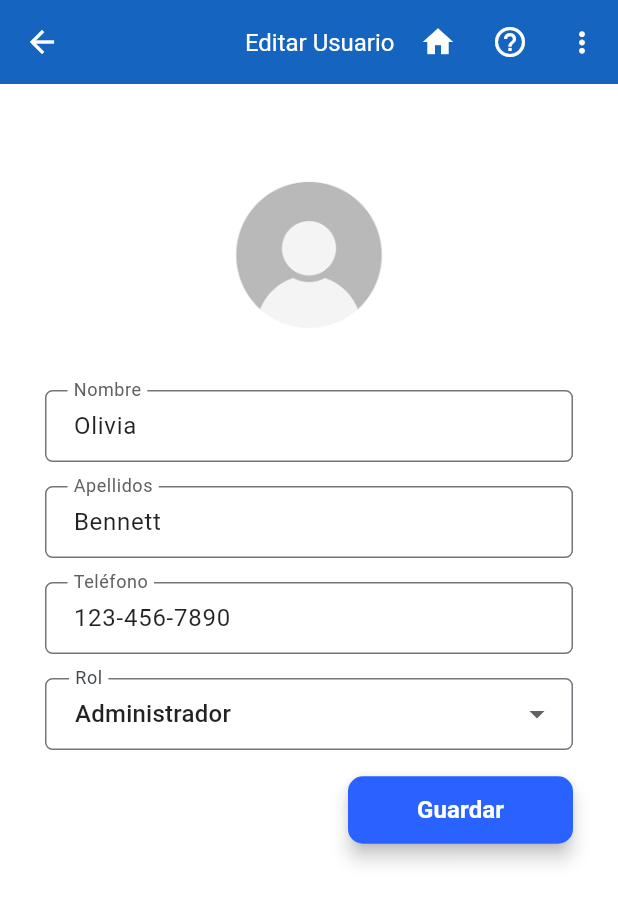
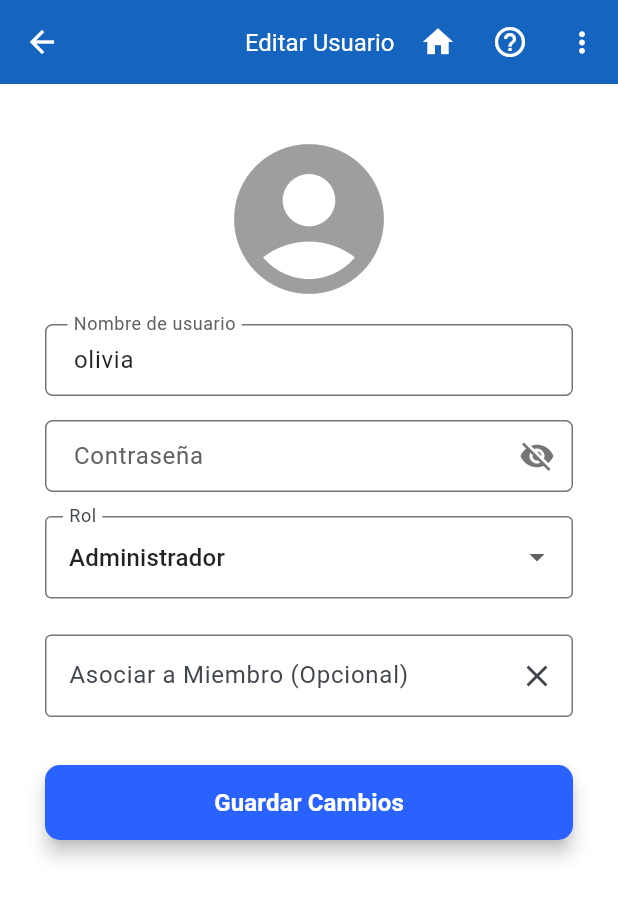
Before and after one commit to YamiYH/secretary, a Flutter app: the Users screen opened by its route, after a tap on the "edit" icon, on a phone screen of 412 x 824 dp. Shown: the top 903 px of the screen. Run offline on Flutter 3.47's test engine with Material 3 defaults, Android fonts, the phone set to English and light mode, and no system bars; our stand-ins replace fl_chart, table_calendar.

Commit message:
Refactor user management: update CreateUser screen to use userName and password fields, enhance user model with copyWith and JSON methods, and improve user provider with sample data adjustments

```diff
--- a/lib/screens/dashboard.dart
+++ b/lib/home/dashboard.dart
@@ -149,7 +149,7 @@ class _DashboardState extends State<Dashboard> {
         .toList();
     upcomingServices.sort((a, b) => a.date.compareTo(b.date));
     // Tomamos solo los primeros 2 para mostrar en el dashboard.
-    final nextTwoServices = upcomingServices.take(2).toList();
+    //final nextTwoServices = upcomingServices.take(2).toList();
     final now = DateTime.now();
     // 2. Calculamos el inicio de la semana (Lunes).
     //    now.weekday devuelve 1 para Lunes, 2 para Martes, ..., 7 para Domingo.
--- a/lib/screens/home.dart
+++ b/lib/home/home.dart
@@ -1,6 +1,6 @@
 import 'package:app/colors.dart';
+import 'package:app/home/login.dart';
 import 'package:app/routes/page_route_builder.dart';
-import 'package:app/screens/login.dart';
 import 'package:flutter/material.dart';
 
 class Home extends StatefulWidget {
--- a/lib/screens/login.dart
+++ b/lib/home/login.dart
@@ -1,5 +1,5 @@
+import 'package:app/home/dashboard.dart';
 import 'package:app/routes/page_route_builder.dart';
-import 'package:app/screens/dashboard.dart';
 import 'package:flutter/material.dart';
 
 import '../widgets/button.dart';
--- a/lib/models/user_model.dart
+++ b/lib/models/user_model.dart
@@ -1,16 +1,60 @@
 // lib/models/user_model.dart
 class User {
   final String id; // Útil para identificar unívocamente a cada usuario
-  String name;
-  String lastName;
-  String phone;
-  String role;
+  final String userName;
+  final String password;
+  final String role;
+  final String? memberId;
 
   User({
     required this.id,
-    required this.name,
-    required this.lastName,
-    required this.phone,
+    required this.userName,
+    required this.password,
     required this.role,
+    this.memberId,
   });
+
+  //    Esta es la forma correcta de "actualizar" un objeto inmutable.
+  User copyWith({
+    String? id,
+    String? userName,
+    String? password,
+    String? role,
+    String? memberId,
+  }) {
+    return User(
+      id: id ?? this.id,
+      userName: userName ?? this.userName,
+      password: password ?? this.password,
+      role: role ?? this.role,
+      memberId: memberId ?? this.memberId,
+    );
+  }
+
+  factory User.fromJson(Map<String, dynamic> json) {
+    return User(
+      // Proporciona un valor por defecto si el ID es nulo
+      id: json['id'] as String? ?? '',
+
+      // Proporciona un valor por defecto si userName es nulo
+      userName: json['userName'] as String? ?? 'Usuario sin nombre',
+
+      password: json['password'] as String? ?? '',
+
+      // Proporciona un valor por defecto si el rol es nulo
+      role: json['role'] as String? ?? 'Miembro',
+      memberId: json['memberId'] as String?,
+    );
+  }
+
+  // También es buena idea reforzar el método toJson si lo tienes
+  Map<String, dynamic> toJson() {
+    return {
+      'id': id,
+      'userName': userName,
+      'password': password,
+      'role': role,
+      'memberId': memberId,
+    };
+  }
 }
--- a/lib/providers/user_provider.dart
+++ b/lib/providers/user_provider.dart
@@ -9,16 +9,14 @@ class UserProvider with ChangeNotifier {
     // Datos de ejemplo para empezar
     User(
       id: '1',
-      name: 'Olivia',
-      lastName: 'Bennett',
-      phone: '123-456-7890',
+      userName: 'olivia',
+      password: 'hashed_password_1',
       role: 'Administrador',
     ),
     User(
       id: '2',
-      name: 'Ethan',
-      lastName: 'Carter',
-      phone: '234-567-8901',
+      userName: 'ethan',
+      password: 'hashed_password_2',
       role: 'Miembro',
     ),
   ];
--- a/lib/screens/admin/logs.dart
+++ b/lib/screens/admin/logs.dart
@@ -26,7 +26,7 @@ class Logs extends StatelessWidget {
   Widget build(BuildContext context) {
     final logProvider = Provider.of<LogProvider>(context);
     final List<Log> logs = logProvider.logs;
-    bool isMobile = MediaQuery.of(context).size.width < 700;
+    //bool isMobile = MediaQuery.of(context).size.width < 700;
 
     return Scaffold(
       backgroundColor: Colors.white,
--- a/lib/screens/admin/users.dart
+++ b/lib/screens/admin/users.dart
@@ -56,11 +56,11 @@ class Users extends StatelessWidget {
 
             itemCount: users.length,
             itemBuilder: (context, index) {
-              final user = users[index]; // Obtener el usuario actual
+              final user = users[index];
               return Card(
-                margin: const EdgeInsets.only(bottom: 16.0),
+                margin: EdgeInsets.only(bottom: 16.0),
                 child: ListTile(
-                  title: Text('${user.name} ${user.lastName}\n${user.phone}'),
+                  title: Text(user.userName),
                   subtitle: Text('Rol: ${user.role}'),
 
                   trailing: Row(
@@ -100,7 +100,7 @@ class Users extends StatelessWidget {
   Future<void> _showDelete(BuildContext context, User user) {
     return showDeleteConfirmationDialog(
       context: context,
-      itemName: user.name,
+      itemName: user.userName,
       onConfirm: () {
         final userProvider = Provider.of<UserProvider>(context, listen: false);
         final logProvider = Provider.of<LogProvider>(context, listen: false);
@@ -109,7 +109,7 @@ class Users extends StatelessWidget {
           userName: 'Admin',
           action: LogAction.delete,
           entity: LogEntity.user,
-          details: 'Se eliminó al usuario: ${user.name} ${user.lastName}',
+          details: 'Se eliminó al usuario: ${user.userName}',
         );
         userProvider.deleteUser(user.id);
       },
@@ -138,9 +138,9 @@ class Users extends StatelessWidget {
               child: DataTable(
                 columnSpacing: MediaQuery.of(context).size.width * 0.15,
                 columns: [
-                  DataColumn(label: Text('Nombre', style: _headerStyle())),
-                  DataColumn(label: Text('Apellidos', style: _headerStyle())),
-                  DataColumn(label: Text('Teléfono', style: _headerStyle())),
+                  DataColumn(
+                    label: Text('Nombre de usuario', style: _headerStyle()),
+                  ),
                   DataColumn(label: Text('Rol', style: _headerStyle())),
                   DataColumn(label: Text('Acciones', style: _headerStyle())),
                 ],
@@ -148,9 +148,7 @@ class Users extends StatelessWidget {
                     .map(
                       (user) => DataRow(
                         cells: [
-                          DataCell(Text(user.name)),
-                          DataCell(Text(user.lastName)),
-                          DataCell(Text(user.phone)),
+                          DataCell(Text(user.userName)),
                           DataCell(Text(user.role)),
                           DataCell(
                             Row(
--- a/lib/screens/create/create_member.dart
+++ b/lib/screens/create/create_member.dart
@@ -77,7 +77,7 @@ class _CreateMemberState extends State<CreateMember> {
 
       final String name = _nameController.text.trim();
       final String lastName = _lastNameController.text.trim();
-      final String logDisplayName = '$name $lastName'.trim();
+      //final String logDisplayName = '$name $lastName'.trim();
       final String group = _selectedGroup!;
 
       if (_isEditing) {
--- a/lib/screens/create/create_user.dart
+++ b/lib/screens/create/create_user.dart
@@ -1,247 +1,214 @@
-// En tu archivo 'add_new_member_screen.dart'
+// lib/screens/create/create_user.dart
 
-import 'package:app/widgets/button.dart';
-import 'package:app/widgets/custom_appbar.dart';
-import 'package:app/widgets/custom_text_form_field.dart';
 import 'package:flutter/material.dart';
-import 'package:flutter/services.dart';
 import 'package:provider/provider.dart';
 
-import '../../models/log_model.dart';
+import '../../models/member_model.dart';
 import '../../models/user_model.dart';
-import '../../providers/log_provider.dart';
+import '../../providers/member_provider.dart';
 import '../../providers/user_provider.dart';
+import '../../widgets/button.dart';
+import '../../widgets/custom_appbar.dart';
+import '../../widgets/custom_text_form_field.dart';
 
 class CreateUser extends StatefulWidget {
   final User? userToEdit;
   const CreateUser({Key? key, this.userToEdit}) : super(key: key);
 
   @override
-  State<CreateUser> createState() => _CreateUserState();
+  _CreateUserState createState() => _CreateUserState();
 }
 
 class _CreateUserState extends State<CreateUser> {
   final _formKey = GlobalKey<FormState>();
-  final _nameController = TextEditingController();
-  final _lastNameController = TextEditingController();
-  final _phoneController = TextEditingController();
-  String? _selectedRole;
+  late TextEditingController _userNameController;
+  late TextEditingController _passwordController;
+  late TextEditingController _memberAutocompleteController;
+  String _selectedRole = 'Miembro';
+  String? _selectedMemberId;
+
   bool get _isEditing => widget.userToEdit != null;
-
-  final List<String> _roles = [
-    'Administrador',
-    'Editor',
-    'Miembro',
-    'Visitante',
-    'Líder de Jóvenes',
-  ];
 
   @override
   void initState() {
     super.initState();
-    // 3. Si estamos editando, rellenamos los campos con los datos del usuario
-    if (_isEditing) {
-      _nameController.text = widget.userToEdit!.name;
-      _lastNameController.text = widget.userToEdit!.lastName;
-      _phoneController.text = widget.userToEdit!.phone;
-      _selectedRole = widget.userToEdit!.role;
+    _userNameController = TextEditingController(
+      text: widget.userToEdit?.userName ?? '',
+    );
+    _passwordController = TextEditingController();
+    _selectedRole = widget.userToEdit?.role ?? 'Miembro';
+    _memberAutocompleteController = TextEditingController();
+    _selectedMemberId = widget.userToEdit?.memberId;
+
+    if (_isEditing && _selectedMemberId != null) {
+      WidgetsBinding.instance.addPostFrameCallback((_) {
+        if (!mounted) return;
+        final memberProvider = Provider.of<MemberProvider>(
+          context,
+          listen: false,
+        );
+        try {
+          final member = memberProvider.allMembers.firstWhere(
+            (m) => m.id == _selectedMemberId,
+          );
+          _memberAutocompleteController.text = member.name;
+        } catch (e) {
+          _selectedMemberId = null;
+        }
+      });
     }
   }
 
   @override
   void dispose() {
-    _nameController.dispose();
-    _lastNameController.dispose();
-    _phoneController.dispose();
+    _userNameController.dispose();
+    _passwordController.dispose();
+    _memberAutocompleteController.dispose();
     super.dispose();
   }
 
   void _saveUser() {
-    if (_formKey.currentState!.validate()) {
-      final logProvider = Provider.of<LogProvider>(context, listen: false);
+    if (!_formKey.currentState!.validate()) return;
+    final userProvider = Provider.of<UserProvider>(context, listen: false);
+
     if (_isEditing) {
-        final updatedUser = User(
-          id: widget.userToEdit!.id,
-          name: _nameController.text,
-          lastName: _lastNameController.text,
-          phone: _phoneController.text,
-          role: _selectedRole!,
+      final updatedUser = widget.userToEdit!.copyWith(
+        userName: _userNameController.text.trim(),
+        role: _selectedRole,
+        password: _passwordController.text.isNotEmpty
+            ? _passwordController.text
+            : widget.userToEdit!.password,
+        memberId: _selectedMemberId,
       );
-        Provider.of<UserProvider>(
-          context,
-          listen: false,
-        ).updateUser(updatedUser);
-        logProvider.addLog(
-          userName:
-              'Usuario Actual', // Reemplazar con el nombre del usuario logueado
-          action: LogAction.update,
-          entity: LogEntity.user,
-          details:
-              'Se actualizó el usuario: ${updatedUser.name} ${updatedUser.lastName}',
-        );
+      userProvider.updateUser(updatedUser);
     } else {
       final newUser = User(
-          id: DateTime.now().millisecondsSinceEpoch
-              .toString(), // ID único simple
-          name: _nameController.text,
-          lastName: _lastNameController.text,
-          phone: _phoneController.text,
-          role: _selectedRole!,
+        id: DateTime.now().millisecondsSinceEpoch.toString(),
+        userName: _userNameController.text.trim(),
+        password: _passwordController.text,
+        role: _selectedRole,
+        memberId: _selectedMemberId,
       );
-
-        Provider.of<UserProvider>(context, listen: false).addUser(newUser);
-        logProvider.addLog(
-          userName: 'Usuario Actual',
-          action: LogAction.create,
-          entity: LogEntity.user,
-          details: 'Se creó el usuario: ${newUser.name} ${newUser.lastName}',
-        );
+      userProvider.addUser(newUser);
     }
-      if (!mounted) return;
     Navigator.of(context).pop();
-    } else {
-      ScaffoldMessenger.of(context).showSnackBar(
-        const SnackBar(
-          content: Text('Por favor, corrige los errores del formulario'),
-        ),
-      );
-    }
   }
 
   @override
   Widget build(BuildContext context) {
     bool isMobile = MediaQuery.of(context).size.width < 700;
+    final memberProvider = Provider.of<MemberProvider>(context, listen: false);
+    final List<Member> allMembers = memberProvider.allMembers;
+
     return Scaffold(
-      backgroundColor: Colors.white,
       appBar: CustomAppBar(
         title: _isEditing ? 'Editar Usuario' : 'Crear Usuario',
       ),
-      body: LayoutBuilder(
-        builder: (context, constraints) {
-          return isMobile
-              ? _buildMobileLayout(context)
-              : _buildWebLayout(context);
-        },
-      ),
-    );
-  }
-
-  // --- Layout para móvil ---
-  Widget _buildMobileLayout(BuildContext context) {
-    return SingleChildScrollView(
-      child: Padding(
-        padding: const EdgeInsets.all(30.0),
+      body: SingleChildScrollView(
+        padding: EdgeInsets.all(isMobile ? 30 : 70),
+        child: Center(
+          child: Container(
+            constraints: const BoxConstraints(maxWidth: 700),
+            child: Form(
+              key: _formKey,
               child: Column(
                 crossAxisAlignment: CrossAxisAlignment.stretch,
                 children: [
-            const SizedBox(height: 24.0),
-            _buildFormFields(context), // Pasamos el context
+                  Icon(Icons.account_circle, size: 120, color: Colors.grey),
+                  const SizedBox(height: 10),
+                  CustomTextFormField(
+                    controller: _userNameController,
+                    labelText: 'Nombre de usuario',
+                    validator: (v) => (v == null || v.trim().isEmpty)
+                        ? 'El nombre de usuario no puede estar vacío.'
+                        : null,
+                  ),
+                  const SizedBox(height: 16),
+                  CustomTextFormField(
+                    controller: _passwordController,
+                    labelText: 'Contraseña',
+                    obscureText: true,
+                    validator: (v) => (!_isEditing && (v == null || v.isEmpty))
+                        ? 'La contraseña no puede estar vacía.'
+                        : null,
+                  ),
+                  const SizedBox(height: 16),
+                  SizedBox(
+                    height: isMobile ? 55 : 65,
+                    child: DropdownButtonFormField<String>(
+                      value: _selectedRole,
+                      decoration: const InputDecoration(
+                        labelText: 'Rol',
+                        border: OutlineInputBorder(),
+                      ),
+                      items: ['Administrador', 'Miembro', 'Invitado']
+                          .map(
+                            (r) => DropdownMenuItem(value: r, child: Text(r)),
+                          )
+                          .toList(),
+                      onChanged: (v) =>
+                          setState(() => _selectedRole = v ?? 'Miembro'),
+                    ),
+                  ),
+                  const SizedBox(height: 24),
+                  SizedBox(
+                    height: isMobile ? 55 : 65,
+                    child: Autocomplete<Member>(
+                      displayStringForOption: (Member option) => option.name,
+                      optionsBuilder: (TextEditingValue textEditingValue) {
+                        if (textEditingValue.text == '') {
+                          return const Iterable<Member>.empty();
+                        }
+                        return allMembers.where(
+                          (m) => m.name.toLowerCase().contains(
+                            textEditingValue.text.toLowerCase(),
+                          ),
+                        );
+                      },
+                      onSelected: (Member selection) =>
+                          setState(() => _selectedMemberId = selection.id),
+                      fieldViewBuilder:
+                          (
+                            context,
+                            fieldController,
+                            fieldFocusNode,
+                            onFieldSubmitted,
+                          ) {
+                            _memberAutocompleteController = fieldController;
+                            return TextFormField(
+                              controller: fieldController,
+                              focusNode: fieldFocusNode,
+                              decoration: InputDecoration(
+                                labelText: 'Asociar a Miembro (Opcional)',
+                                border: const OutlineInputBorder(),
+                                suffixIcon: IconButton(
+                                  icon: const Icon(Icons.clear),
+                                  onPressed: () {
+                                    fieldController.clear();
+                                    setState(() => _selectedMemberId = null);
+                                    fieldFocusNode.unfocus();
+                                  },
+                                ),
+                              ),
+                            );
+                          },
+                    ),
+                  ),
+                  const SizedBox(height: 32),
+                  Button(
+                    size: Size(
+                      isMobile ? MediaQuery.of(context).size.width * 0.9 : 180,
+                      isMobile ? 50 : 45,
+                    ),
+                    text: _isEditing ? 'Guardar Cambios' : 'Crear Usuario',
+                    onPressed: _saveUser,
+                  ),
                 ],
+              ),
+            ),
+          ),
         ),
       ),
     );
   }
-
-  // --- Layout para web ---
-  Widget _buildWebLayout(BuildContext context) {
-    return SingleChildScrollView(
-      child: Center(
-        child: Container(
-          width: 600,
-          padding: const EdgeInsets.all(50.0),
-          child: _buildFormFields(context),
-        ),
-      ),
-    );
 }
-
-  Widget _buildFormFields(BuildContext context) {
-    return Form(
-      key: _formKey,
-      child: Column(
-        crossAxisAlignment: CrossAxisAlignment.end,
-        children: [
-          Center(child: Image.asset('assets/perfil.png', height: 120)),
-          const SizedBox(height: 30.0),
-          CustomTextFormField(
-            labelText: 'Nombre',
-            controller: _nameController,
-            validator: (value) {
-              if (value == null || value.trim().isEmpty) {
-                return 'El nombre es obligatorio';
-              }
-              if (value.length < 3) {
-                return 'El nombre debe tener al menos 3 caracteres';
-              }
-              return null; // Válido
-            },
-          ),
-          const SizedBox(height: 16.0),
-          CustomTextFormField(
-            labelText: 'Apellidos',
-            controller: _lastNameController,
-            validator: (value) {
-              if (value == null || value.trim().isEmpty) {
-                return 'Los apellidos son obligatorios';
-              }
-              return null; // Válido
-            },
-          ),
-          const SizedBox(height: 16.0),
-          CustomTextFormField(
-            labelText: 'Teléfono',
-            controller: _phoneController,
-            keyboardType: TextInputType.phone,
-            inputFormatters: [FilteringTextInputFormatter.digitsOnly],
-            validator: (value) {
-              if (value == null || value.trim().isEmpty) {
-                return 'El teléfono es obligatorio';
-              }
-              // Expresión regular simple para verificar si son solo números (y opcionalmente guiones o espacios)
-              if (!RegExp(r'^[0-9]+$').hasMatch(value)) {
-                return 'Introduce un número de teléfono válido';
-              }
-              return null; // Válido
-            },
-          ),
-          const SizedBox(height: 16.0),
-          DropdownButtonFormField<String>(
-            value: _selectedRole,
-            hint: const Text(
-              'Selecciona un rol',
-            ), // Texto que aparece cuando no hay nada seleccionado
-            decoration: InputDecoration(
-              labelText: 'Rol',
-              border: OutlineInputBorder(
-                borderRadius: BorderRadius.circular(5.0),
-              ),
-              contentPadding: const EdgeInsets.symmetric(
-                horizontal: 16.0,
-                vertical: 12.0,
-              ),
-            ),
-            items: _roles.map((String role) {
-              return DropdownMenuItem<String>(value: role, child: Text(role));
-            }).toList(),
-            validator: (value) =>
-                value == null ? 'Por favor, selecciona un rol' : null,
-            onChanged: (String? newValue) {
-              setState(() {
-                _selectedRole = newValue;
-              });
-            },
-          ),
-
-          const SizedBox(height: 16.0),
-          Button(
-            size: const Size(150, 45),
-            text: 'Guardar',
-            onPressed: () {
-              _saveUser();
-            },
-          ),
-        ],
-      ),
-    );
-  }
-}
--- a/lib/widgets/custom_appbar.dart
+++ b/lib/widgets/custom_appbar.dart
@@ -1,9 +1,9 @@
-import 'package:app/screens/dashboard.dart';
-import 'package:app/screens/home.dart';
+import 'package:app/home/dashboard.dart';
+import 'package:app/home/home.dart';
 import 'package:flutter/material.dart';
 
 import '../routes/page_route_builder.dart';
-import '../screens/profile.dart';
+import '../screens/admin/profile.dart';
 
 class CustomAppBar extends StatelessWidget implements PreferredSizeWidget {
   final String title;
--- a/lib/widgets/menu.dart
+++ b/lib/widgets/menu.dart
@@ -1,7 +1,7 @@
+import 'package:app/home/dashboard.dart';
 import 'package:app/routes/page_route_builder.dart';
 import 'package:app/screens/admin/admin.dart';
 import 'package:app/screens/attendance.dart';
-import 'package:app/screens/dashboard.dart';
 import 'package:app/screens/members.dart';
 import 'package:app/screens/ministry/ministries.dart';
 import 'package:app/screens/service/services.dart';
```
Also changed, not shown: lib/routes/routes.dart (+4 -4 lines), lib/widgets/pagination.dart (+16 -16 lines), lib/screens/admin/profile.dart (renamed from lib/screens/profile.dart). Lines whose indentation alone changed are shown as unchanged.
